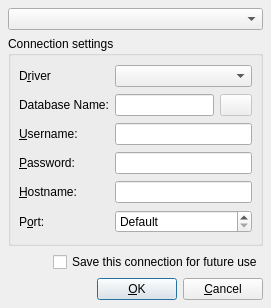
Above: OpenConnectionDialog.ui from jimtendo/QuteSQL before the change. Below: the same form after it.
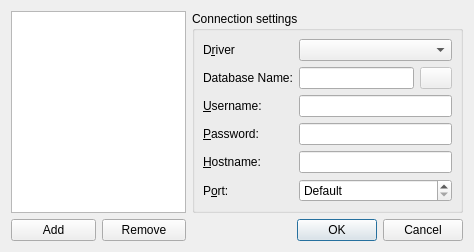
That is the form after the change. Icons and pictures are not drawn.

Commit message: Updates to OpenConnection dialog

Patch:
```diff
--- a/OpenConnectionDialog.ui
+++ b/OpenConnectionDialog.ui
@@ -6,33 +6,25 @@
    <rect>
     <x>0</x>
     <y>0</y>
-    <width>271</width>
-    <height>308</height>
+    <width>474</width>
+    <height>252</height>
    </rect>
   </property>
   <property name="windowTitle">
    <string>Connect...</string>
   </property>
-  <layout class="QVBoxLayout">
-   <property name="spacing">
-    <number>6</number>
-   </property>
-   <property name="leftMargin">
-    <number>8</number>
-   </property>
-   <property name="topMargin">
-    <number>8</number>
-   </property>
-   <property name="rightMargin">
-    <number>8</number>
-   </property>
-   <property name="bottomMargin">
-    <number>8</number>
-   </property>
-   <item>
-    <widget class="QComboBox" name="connectionsComboBox"/>
+  <layout class="QGridLayout" name="gridLayout">
+   <item row="0" column="0" colspan="2">
+    <widget class="QListWidget" name="connectionsListWidget">
+     <property name="maximumSize">
+      <size>
+       <width>175</width>
+       <height>16777215</height>
+      </size>
+     </property>
+    </widget>
    </item>
-   <item>
+   <item row="0" column="2">
     <widget class="QGroupBox" name="connGroupBox">
      <property name="title">
       <string>Connection settings</string>
@@ -53,19 +45,6 @@
       <property name="spacing">
        <number>6</number>
       </property>
-      <item row="1" column="1">
-       <widget class="QComboBox" name="driverCombo"/>
-      </item>
-      <item row="3" column="0">
-       <widget class="QLabel" name="textLabel4">
-        <property name="text">
-         <string>&amp;Username:</string>
-        </property>
-        <property name="buddy">
-         <cstring>usernameEdit</cstring>
-        </property>
-       </widget>
-      </item>
       <item row="1" column="0">
        <widget class="QLabel" name="textLabel2">
         <property name="text">
@@ -76,38 +55,6 @@
         </property>
        </widget>
       </item>
-      <item row="6" column="1">
-       <widget class="QSpinBox" name="portSpinBox">
-        <property name="specialValueText">
-         <string>Default</string>
-        </property>
-        <property name="minimum">
-         <number>-1</number>
-        </property>
-        <property name="maximum">
-         <number>65535</number>
-        </property>
-        <property name="value">
-         <number>-1</number>
-        </property>
-       </widget>
-      </item>
-      <item row="3" column="1">
-       <widget class="QLineEdit" name="usernameEdit"/>
-      </item>
-      <item row="5" column="1">
-       <widget class="QLineEdit" name="hostnameEdit"/>
-      </item>
-      <item row="2" column="0">
-       <widget class="QLabel" name="textLabel3">
-        <property name="text">
-         <string>Database Name:</string>
-        </property>
-        <property name="buddy">
-         <cstring>databaseEdit</cstring>
-        </property>
-       </widget>
-      </item>
       <item row="4" column="1">
        <widget class="QLineEdit" name="passwordEdit">
         <property name="echoMode">
@@ -115,6 +62,22 @@
         </property>
        </widget>
       </item>
+      <item row="3" column="0">
+       <widget class="QLabel" name="textLabel4">
+        <property name="text">
+         <string>&amp;Username:</string>
+        </property>
+        <property name="buddy">
+         <cstring>usernameEdit</cstring>
+        </property>
+       </widget>
+      </item>
+      <item row="3" column="1">
+       <widget class="QLineEdit" name="usernameEdit"/>
+      </item>
+      <item row="1" column="1">
+       <widget class="QComboBox" name="driverCombo"/>
+      </item>
       <item row="5" column="0">
        <widget class="QLabel" name="textLabel5">
         <property name="text">
@@ -125,6 +88,9 @@
         </property>
        </widget>
       </item>
+      <item row="5" column="1">
+       <widget class="QLineEdit" name="hostnameEdit"/>
+      </item>
       <item row="6" column="0">
        <widget class="QLabel" name="textLabel5_2">
         <property name="text">
@@ -135,6 +101,22 @@
         </property>
        </widget>
       </item>
+      <item row="6" column="1">
+       <widget class="QSpinBox" name="portSpinBox">
+        <property name="specialValueText">
+         <string>Default</string>
+        </property>
+        <property name="minimum">
+         <number>-1</number>
+        </property>
+        <property name="maximum">
+         <number>65535</number>
+        </property>
+        <property name="value">
+         <number>-1</number>
+        </property>
+       </widget>
+      </item>
       <item row="4" column="0">
        <widget class="QLabel" name="textLabel4_2">
         <property name="text">
@@ -173,99 +155,39 @@
         </item>
        </layout>
       </item>
+      <item row="2" column="0">
+       <widget class="QLabel" name="textLabel3">
+        <property name="text">
+         <string>Database Name:</string>
+        </property>
+        <property name="buddy">
+         <cstring>databaseEdit</cstring>
+        </property>
+       </widget>
+      </item>
      </layout>
     </widget>
    </item>
-   <item>
-    <layout class="QHBoxLayout">
-     <property name="spacing">
-      <number>6</number>
+   <item row="1" column="0">
+    <widget class="QPushButton" name="addButton">
+     <property name="text">
+      <string>Add</string>
      </property>
-     <property name="leftMargin">
-      <number>0</number>
+    </widget>
+   </item>
+   <item row="1" column="1">
+    <widget class="QPushButton" name="removeButton">
+     <property name="text">
+      <string>Remove</string>
      </property>
-     <property name="topMargin">
-      <number>0</number>
-     </property>
-     <property name="rightMargin">
-      <number>0</number>
-     </property>
-     <property name="bottomMargin">
-      <number>0</number>
-     </property>
-     <item>
-      <spacer>
-       <property name="orientation">
-        <enum>Qt::Horizontal</enum>
-       </property>
-       <property name="sizeHint" stdset="0">
-        <size>
-         <width>40</width>
-         <height>20</height>
-        </size>
-       </property>
-      </spacer>
-     </item>
-     <item>
-      <widget class="QCheckBox" name="saveCheckBox">
-       <property name="text">
-        <string>Save this connection for future use</string>
-       </property>
-      </widget>
-     </item>
-    </layout>
+    </widget>
    </item>
-   <item>
-    <layout class="QHBoxLayout">
-     <property name="spacing">
-      <number>6</number>
+   <item row="1" column="2">
+    <widget class="QDialogButtonBox" name="buttonBox">
+     <property name="standardButtons">
+      <set>QDialogButtonBox::Cancel|QDialogButtonBox::Ok</set>
      </property>
-     <property name="leftMargin">
-      <number>0</number>
-     </property>
-     <property name="topMargin">
-      <number>0</number>
-     </property>
-     <property name="rightMargin">
-      <number>0</number>
-     </property>
-     <property name="bottomMargin">
-      <number>0</number>
-     </property>
-     <item>
-      <spacer>
-       <property name="orientation">
-        <enum>Qt::Horizontal</enum>
-       </property>
-       <property name="sizeType">
-        <enum>QSizePolicy::Expanding</enum>
-       </property>
-       <property name="sizeHint" stdset="0">
-        <size>
-         <width>20</width>
-         <height>20</height>
-        </size>
-       </property>
-      </spacer>
-     </item>
-     <item>
-      <widget class="QPushButton" name="okButton">
-       <property name="text">
-        <string>&amp;OK</string>
-       </property>
-       <property name="default">
-        <bool>true</bool>
-       </property>
-      </widget>
-     </item>
-     <item>
-      <widget class="QPushButton" name="cancelButton">
-       <property name="text">
-        <string>&amp;Cancel</string>
-       </property>
-      </widget>
-     </item>
-    </layout>
+    </widget>
    </item>
   </layout>
  </widget>
```
Left out of the diff: 29 changed lines with no effect on the pictures. The commit also changes 4 other files.
